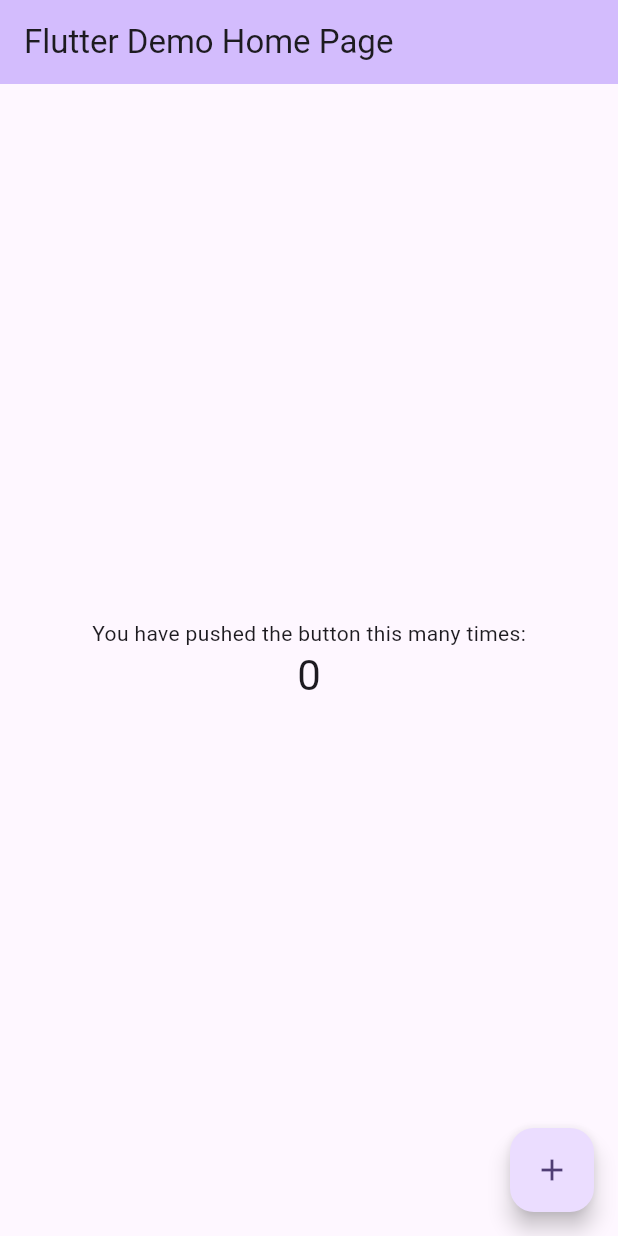
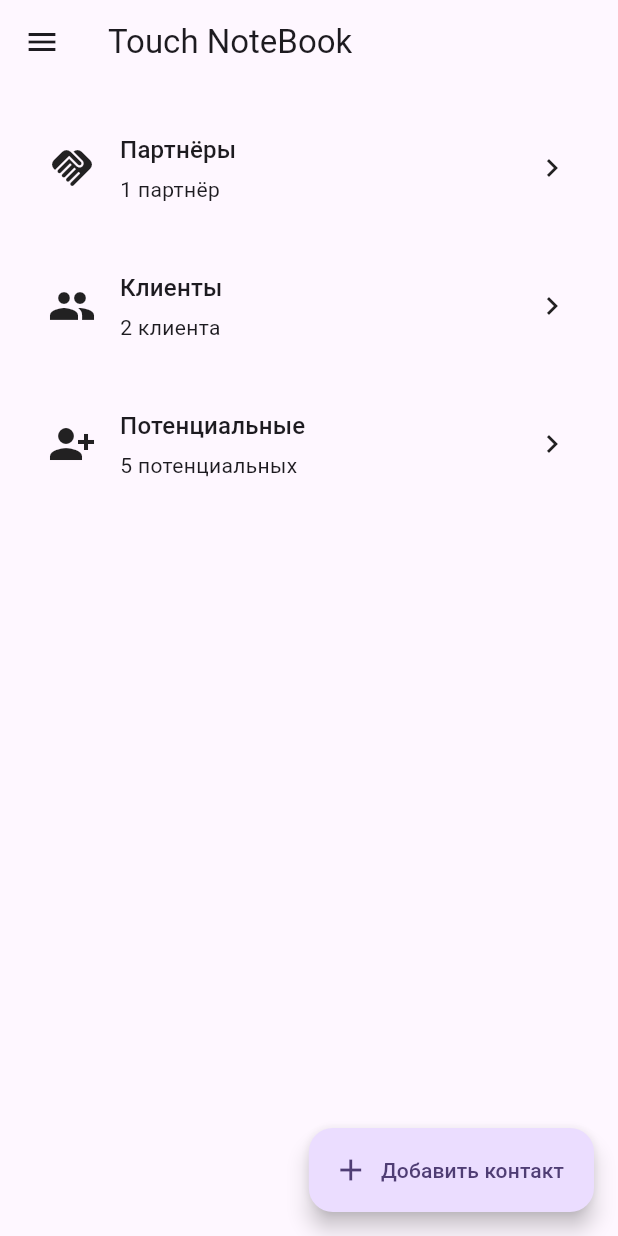
Before and after one commit to SergeyFierce/touchnotebookbeta_flutter, a Flutter app: the screen it shows after launch, on a phone screen of 412 x 824 dp. Run offline on Flutter 3.47's test engine with Material 3 defaults, Android fonts, the phone set to English and light mode, and no system bars.

Commit message:
feat: add main screen with navigation drawer

```diff
--- /dev/null
+++ b/lib/app.dart
@@ -0,0 +1,18 @@
+import 'package:flutter/material.dart';
+import 'screens/home_screen.dart';
+
+class App extends StatelessWidget {
+  const App({super.key});
+
+  @override
+  Widget build(BuildContext context) {
+    return MaterialApp(
+      title: 'Touch NoteBook',
+      theme: ThemeData(
+        colorScheme: ColorScheme.fromSeed(seedColor: Colors.deepPurple),
+        useMaterial3: true,
+      ),
+      home: const HomeScreen(),
+    );
+  }
+}
--- a/lib/main.dart
+++ b/lib/main.dart
@@ -1,122 +1,7 @@
 import 'package:flutter/material.dart';
 
+import 'app.dart';
+
 void main() {
-  runApp(const MyApp());
+  runApp(const App());
 }
-
-class MyApp extends StatelessWidget {
-  const MyApp({super.key});
-
-  // This widget is the root of your application.
-  @override
-  Widget build(BuildContext context) {
-    return MaterialApp(
-      title: 'Flutter Demo',
-      theme: ThemeData(
-        // This is the theme of your application.
-        //
-        // TRY THIS: Try running your application with "flutter run". You'll see
-        // the application has a purple toolbar. Then, without quitting the app,
-        // try changing the seedColor in the colorScheme below to Colors.green
-        // and then invoke "hot reload" (save your changes or press the "hot
-        // reload" button in a Flutter-supported IDE, or press "r" if you used
-        // the command line to start the app).
-        //
-        // Notice that the counter didn't reset back to zero; the application
-        // state is not lost during the reload. To reset the state, use hot
-        // restart instead.
-        //
-        // This works for code too, not just values: Most code changes can be
-        // tested with just a hot reload.
-        colorScheme: ColorScheme.fromSeed(seedColor: Colors.deepPurple),
-      ),
-      home: const MyHomePage(title: 'Flutter Demo Home Page'),
-    );
-  }
-}
-
-class MyHomePage extends StatefulWidget {
-  const MyHomePage({super.key, required this.title});
-
-  // This widget is the home page of your application. It is stateful, meaning
-  // that it has a State object (defined below) that contains fields that affect
-  // how it looks.
-
-  // This class is the configuration for the state. It holds the values (in this
-  // case the title) provided by the parent (in this case the App widget) and
-  // used by the build method of the State. Fields in a Widget subclass are
-  // always marked "final".
-
-  final String title;
-
-  @override
-  State<MyHomePage> createState() => _MyHomePageState();
-}
-
-class _MyHomePageState extends State<MyHomePage> {
-  int _counter = 0;
-
-  void _incrementCounter() {
-    setState(() {
-      // This call to setState tells the Flutter framework that something has
-      // changed in this State, which causes it to rerun the build method below
-      // so that the display can reflect the updated values. If we changed
-      // _counter without calling setState(), then the build method would not be
-      // called again, and so nothing would appear to happen.
-      _counter++;
-    });
-  }
-
-  @override
-  Widget build(BuildContext context) {
-    // This method is rerun every time setState is called, for instance as done
-    // by the _incrementCounter method above.
-    //
-    // The Flutter framework has been optimized to make rerunning build methods
-    // fast, so that you can just rebuild anything that needs updating rather
-    // than having to individually change instances of widgets.
-    return Scaffold(
-      appBar: AppBar(
-        // TRY THIS: Try changing the color here to a specific color (to
-        // Colors.amber, perhaps?) and trigger a hot reload to see the AppBar
-        // change color while the other colors stay the same.
-        backgroundColor: Theme.of(context).colorScheme.inversePrimary,
-        // Here we take the value from the MyHomePage object that was created by
-        // the App.build method, and use it to set our appbar title.
-        title: Text(widget.title),
-      ),
-      body: Center(
-        // Center is a layout widget. It takes a single child and positions it
-        // in the middle of the parent.
-        child: Column(
-          // Column is also a layout widget. It takes a list of children and
-          // arranges them vertically. By default, it sizes itself to fit its
-          // children horizontally, and tries to be as tall as its parent.
-          //
-          // Column has various properties to control how it sizes itself and
-          // how it positions its children. Here we use mainAxisAlignment to
-          // center the children vertically; the main axis here is the vertical
-          // axis because Columns are vertical (the cross axis would be
-          // horizontal).
-          //
-          // TRY THIS: Invoke "debug painting" (choose the "Toggle Debug Paint"
-          // action in the IDE, or press "p" in the console), to see the
-          // wireframe for each widget.
-          mainAxisAlignment: MainAxisAlignment.center,
-          children: <Widget>[
-            const Text('You have pushed the button this many times:'),
-            Text(
-              '$_counter',
-              style: Theme.of(context).textTheme.headlineMedium,
-            ),
-          ],
-        ),
-      ),
-      floatingActionButton: FloatingActionButton(
-        onPressed: _incrementCounter,
-        tooltip: 'Increment',
-        child: const Icon(Icons.add),
-      ), // This trailing comma makes auto-formatting nicer for build methods.
-    );
-  }
-}
--- /dev/null
+++ b/lib/screens/add_contact_screen.dart
@@ -0,0 +1,15 @@
+import 'package:flutter/material.dart';
+
+class AddContactScreen extends StatelessWidget {
+  const AddContactScreen({super.key});
+
+  @override
+  Widget build(BuildContext context) {
+    return Scaffold(
+      appBar: AppBar(title: const Text('Добавить контакт')),
+      body: const Center(
+        child: Text('Страница добавления контакта'),
+      ),
+    );
+  }
+}
--- /dev/null
+++ b/lib/screens/home_screen.dart
@@ -0,0 +1,225 @@
+import 'package:flutter/material.dart';
+import 'package:url_launcher/url_launcher.dart';
+
+import 'add_contact_screen.dart';
+import 'settings_screen.dart';
+
+class HomeScreen extends StatelessWidget {
+  const HomeScreen({super.key});
+
+  Future<void> _openSupport(BuildContext context) async {
+    const group = 'touchnotebook';
+    final tgUri = Uri.parse('tg://resolve?domain=' + group);
+    final webUri = Uri.parse('https://t.me/' + group);
+    if (await canLaunchUrl(tgUri)) {
+      await launchUrl(tgUri, mode: LaunchMode.externalApplication);
+    } else {
+      ScaffoldMessenger.of(context).showSnackBar(
+        const SnackBar(content: Text('Telegram не установлен, открываем в браузере')),
+      );
+      await launchUrl(webUri, mode: LaunchMode.externalApplication);
+    }
+  }
+
+  String _plural(int count, List<String> forms) {
+    final mod10 = count % 10;
+    final mod100 = count % 100;
+    if (mod10 == 1 && mod100 != 11) return forms[0];
+    if (mod10 >= 2 && mod10 <= 4 && (mod100 < 10 || mod100 >= 20)) {
+      return forms[1];
+    }
+    return forms[2];
+  }
+
+  @override
+  Widget build(BuildContext context) {
+    final categories = [
+      _Category(
+        icon: Icons.handshake,
+        title: 'Партнёры',
+        count: 1,
+        forms: const ['партнёр', 'партнёра', 'партнёров'],
+      ),
+      _Category(
+        icon: Icons.people,
+        title: 'Клиенты',
+        count: 2,
+        forms: const ['клиент', 'клиента', 'клиентов'],
+      ),
+      _Category(
+        icon: Icons.person_add_alt_1,
+        title: 'Потенциальные',
+        count: 5,
+        forms: const ['потенциальный', 'потенциальных', 'потенциальных'],
+      ),
+    ];
+
+    return Scaffold(
+      appBar: AppBar(
+        title: const Text('Touch NoteBook'),
+      ),
+      drawer: Drawer(
+        child: ListView(
+          padding: EdgeInsets.zero,
+          children: [
+            DrawerHeader(
+              decoration:
+                  BoxDecoration(color: Theme.of(context).colorScheme.primary),
+              child: Row(
+                children: [
+                  CircleAvatar(
+                    radius: 36,
+                    backgroundColor:
+                        Theme.of(context).colorScheme.onPrimary,
+                    child: Icon(Icons.menu_book,
+                        size: 36,
+                        color: Theme.of(context).colorScheme.primary),
+                  ),
+                  const SizedBox(width: 16),
+                  const Text(
+                    'Touch NoteBook',
+                    style: TextStyle(fontSize: 20, color: Colors.white),
+                  ),
+                ],
+              ),
+            ),
+            ListTile(
+              leading: const Icon(Icons.home),
+              title: const Text('Главный экран'),
+              onTap: () => Navigator.pop(context),
+            ),
+            ListTile(
+              leading: const Icon(Icons.settings),
+              title: const Text('Настройки'),
+              onTap: () {
+                Navigator.pop(context);
+                Navigator.push(
+                  context,
+                  MaterialPageRoute(
+                    builder: (context) => const SettingsScreen(),
+                  ),
+                );
+              },
+            ),
+            ListTile(
+              leading: const Icon(Icons.support_agent),
+              title: const Text('Поддержка'),
+              onTap: () {
+                Navigator.pop(context);
+                _openSupport(context);
+              },
+            ),
+          ],
+        ),
+      ),
+      body: ListView.separated(
+        padding: const EdgeInsets.all(16),
+        itemBuilder: (context, index) {
+          final cat = categories[index];
+          return _CategoryCard(
+            category: cat,
+            subtitle: '${cat.count} ${_plural(cat.count, cat.forms)}',
+            onTap: () {},
+          );
+        },
+        separatorBuilder: (_, __) => const SizedBox(height: 12),
+        itemCount: categories.length,
+      ),
+      floatingActionButton: FloatingActionButton.extended(
+        onPressed: () {
+          Navigator.push(
+            context,
+            MaterialPageRoute(
+              builder: (context) => const AddContactScreen(),
+            ),
+          );
+        },
+        icon: const Icon(Icons.add),
+        label: const Text('Добавить контакт'),
+      ),
+    );
+  }
+}
+
+class _Category {
+  final IconData icon;
+  final String title;
+  final int count;
+  final List<String> forms;
+
+  const _Category({
+    required this.icon,
+    required this.title,
+    required this.count,
+    required this.forms,
+  });
+}
+
+class _CategoryCard extends StatefulWidget {
+  final _Category category;
+  final String subtitle;
+  final VoidCallback onTap;
+
+  const _CategoryCard({
+    required this.category,
+    required this.subtitle,
+    required this.onTap,
+  });
+
+  @override
+  State<_CategoryCard> createState() => _CategoryCardState();
+}
+
+class _CategoryCardState extends State<_CategoryCard> {
+  bool _pressed = false;
+
+  void _setPressed(bool value) {
+    setState(() {
+      _pressed = value;
+    });
+  }
+
+  @override
+  Widget build(BuildContext context) {
+    final borderRadius = BorderRadius.circular(12);
+    return AnimatedScale(
+      scale: _pressed ? 0.98 : 1.0,
+      duration: const Duration(milliseconds: 100),
+      child: Material(
+        color: Theme.of(context).colorScheme.surface,
+        borderRadius: borderRadius,
+        child: InkWell(
+          borderRadius: borderRadius,
+          onTap: widget.onTap,
+          onTapDown: (_) => _setPressed(true),
+          onTapCancel: () => _setPressed(false),
+          onTapUp: (_) => _setPressed(false),
+          child: Padding(
+            padding: const EdgeInsets.all(16),
+            child: Row(
+              children: [
+                Icon(widget.category.icon, size: 32),
+                const SizedBox(width: 16),
+                Expanded(
+                  child: Column(
+                    crossAxisAlignment: CrossAxisAlignment.start,
+                    children: [
+                      Text(
+                        widget.category.title,
+                        style: Theme.of(context).textTheme.titleMedium,
+                      ),
+                      const SizedBox(height: 4),
+                      Text(widget.subtitle,
+                          style: Theme.of(context).textTheme.bodyMedium),
+                    ],
+                  ),
+                ),
+                const Icon(Icons.chevron_right),
+              ],
+            ),
+          ),
+        ),
+      ),
+    );
+  }
+}
--- /dev/null
+++ b/lib/screens/settings_screen.dart
@@ -0,0 +1,15 @@
+import 'package:flutter/material.dart';
+
+class SettingsScreen extends StatelessWidget {
+  const SettingsScreen({super.key});
+
+  @override
+  Widget build(BuildContext context) {
+    return Scaffold(
+      appBar: AppBar(title: const Text('Настройки')),
+      body: const Center(
+        child: Text('Страница в разработке'),
+      ),
+    );
+  }
+}
--- a/pubspec.yaml
+++ b/pubspec.yaml
@@ -34,6 +34,7 @@ dependencies:
   # The following adds the Cupertino Icons font to your application.
   # Use with the CupertinoIcons class for iOS style icons.
   cupertino_icons: ^1.0.8
+  url_launcher: ^6.3.0
 
 dev_dependencies:
   flutter_test:
```
Also changed, not shown: 1 other file.
